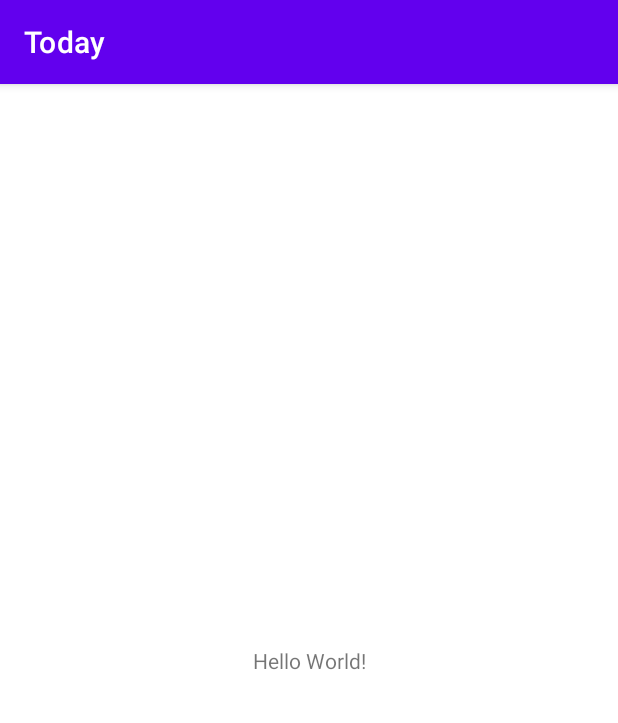
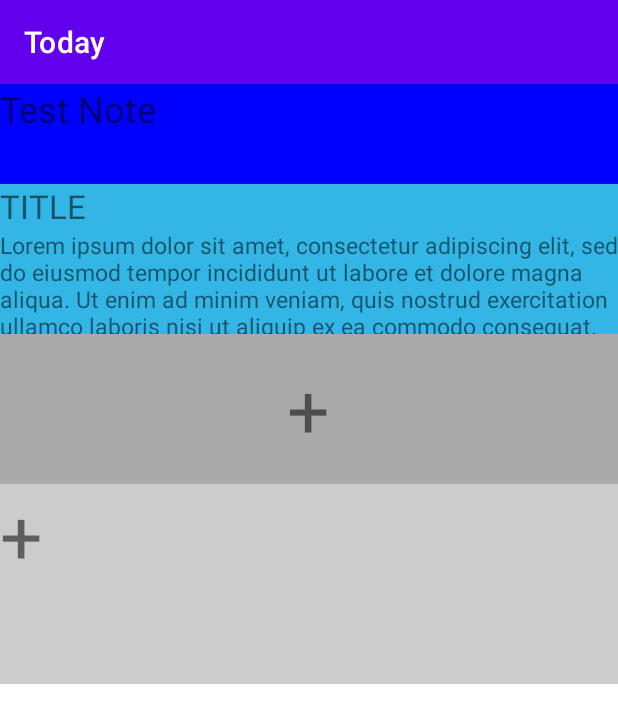
Before and after one commit to gataria/Today, an Android app: the screen it shows after launch (MainActivity), on a phone screen of 412 x 824 dp. Shown: the top 723 px of the screen. Run offline under Robolectric (Android 15) with nearby library versions, the phone set to English and light mode, and no system bars.

Commit message:
-Made Note objects Parcelable for transmission between activities. -Created NoteActivity. -Started working on MainActivity. (ScrollView contains list of "Note Entries")

```diff
--- a/app/src/main/java/edu/utsa/today/MainActivity.java
+++ b/app/src/main/java/edu/utsa/today/MainActivity.java
@@ -2,7 +2,17 @@ package edu.utsa.today;
 
 import androidx.appcompat.app.AppCompatActivity;
 
+import android.graphics.Color;
 import android.os.Bundle;
+import android.text.TextUtils;
+import android.util.TypedValue;
+import android.view.View;
+import android.view.ViewGroup;
+import android.widget.LinearLayout;
+import android.widget.TextView;
+
+import java.util.ArrayList;
+import java.util.Date;
 
 public class MainActivity extends AppCompatActivity {
 
@@ -10,5 +20,61 @@ public class MainActivity extends AppCompatActivity {
     protected void onCreate(Bundle savedInstanceState) {
         super.onCreate(savedInstanceState);
         setContentView(R.layout.activity_main);
+
+        LinearLayout noteListLL = findViewById(R.id.noteList);
+
+        ArrayList<Note> noteList = new ArrayList<>();
+        noteList.add(new Note("Test Note", "This is a test note. Lorem ipsum dolor sit amet, consectetur adipiscing elit, sed do eiusmod tempor incididunt ut labore et dolore magna aliqua.", new Date(0), new Date(0)));
+
+        refreshNoteListLL(noteListLL, noteList);
+    }
+
+    protected void refreshNoteListLL(LinearLayout noteListLL, ArrayList<Note> noteList) {
+
+        //noteListLL.removeAllViews();
+        //TODO: Something's fucked with how I built the note list below. The sample list (found in activity_main.xml and cleared with the above line) looks how I want, but the stuff below doesn't.
+
+        //TODO: The "New Note Button" will need an onClickListener to send us to NoteActivity to create a new note
+        LinearLayout newNoteButton = new LinearLayout(this);
+        TextView newNoteText = new TextView(this);
+
+        newNoteText.setLayoutParams(new ViewGroup.LayoutParams(ViewGroup.LayoutParams.WRAP_CONTENT, ViewGroup.LayoutParams.WRAP_CONTENT));
+        newNoteText.setTextSize(TypedValue.COMPLEX_UNIT_SP, 50);
+        newNoteText.setText("+");
+
+        newNoteButton.setLayoutParams(new ViewGroup.LayoutParams(ViewGroup.LayoutParams.MATCH_PARENT, 200));
+        newNoteButton.setOrientation(LinearLayout.VERTICAL);
+        newNoteButton.setGravity(View.TEXT_ALIGNMENT_CENTER);
+        newNoteButton.setBackgroundColor(Color.LTGRAY);
+
+        newNoteButton.addView(newNoteText);
+        noteListLL.addView(newNoteButton);
+
+        for (int i = 0; i < noteList.size(); i++) {
+            //TODO: "Note Entries" will need an onClickListener to send us to NoteActivity with the text boxes prepopulated with the note's contents to edit
+            LinearLayout noteEntry = new LinearLayout(this);
+            TextView noteTitle = new TextView(this);
+            TextView noteBody = new TextView(this);
+
+            noteTitle.setLayoutParams(new ViewGroup.LayoutParams(ViewGroup.LayoutParams.MATCH_PARENT, 50));
+            noteTitle.setPadding(0, 0, 0, 0);
+            noteTitle.setAutoSizeTextTypeUniformWithConfiguration(10, 25, 1, TypedValue.COMPLEX_UNIT_SP);
+            noteTitle.setEllipsize(TextUtils.TruncateAt.MARQUEE);
+            noteTitle.setSingleLine(true);
+            noteTitle.setText(noteList.get(i).getTitle());
+
+            noteBody.setLayoutParams(new ViewGroup.LayoutParams(ViewGroup.LayoutParams.MATCH_PARENT, 150));
+            noteBody.setPadding(0, 0, 0, 0);
+            noteBody.setAutoSizeTextTypeUniformWithConfiguration(10, 25, 1, TypedValue.COMPLEX_UNIT_SP);
+
+            noteEntry.setLayoutParams(new ViewGroup.LayoutParams(ViewGroup.LayoutParams.MATCH_PARENT, 100));
+            noteEntry.setOrientation(LinearLayout.VERTICAL);
+            if (i % 2 == 0) { noteEntry.setBackgroundColor(Color.BLUE); }
+            else { noteEntry.setBackgroundColor(Color.CYAN); }
+
+            noteEntry.addView(noteTitle);
+            noteEntry.addView(noteBody);
+            noteListLL.addView(noteEntry, 0);
+        }
     }
 }
--- a/app/src/main/java/edu/utsa/today/NoteActivity.java
+++ b/app/src/main/java/edu/utsa/today/NoteActivity.java
@@ -10,5 +10,7 @@ public class NoteActivity extends AppCompatActivity {
     protected void onCreate(Bundle savedInstanceState) {
         super.onCreate(savedInstanceState);
         setContentView(R.layout.activity_note);
+
+
     }
 }
--- a/app/src/main/res/layout/activity_main.xml
+++ b/app/src/main/res/layout/activity_main.xml
@@ -1,18 +1,60 @@
 <?xml version="1.0" encoding="utf-8"?>
-<androidx.constraintlayout.widget.ConstraintLayout xmlns:android="http://schemas.android.com/apk/res/android"
+<LinearLayout xmlns:android="http://schemas.android.com/apk/res/android"
     xmlns:app="http://schemas.android.com/apk/res-auto"
     xmlns:tools="http://schemas.android.com/tools"
     android:layout_width="match_parent"
     android:layout_height="match_parent"
-    tools:context=".MainActivity">
+    tools:context=".MainActivity"
+    android:gravity="center">
 
-    <TextView
-        android:layout_width="wrap_content"
-        android:layout_height="wrap_content"
-        android:text="Hello World!"
-        app:layout_constraintBottom_toBottomOf="parent"
-        app:layout_constraintEnd_toEndOf="parent"
-        app:layout_constraintStart_toStartOf="parent"
-        app:layout_constraintTop_toTopOf="parent" />
+    <ScrollView
+        android:layout_width="match_parent"
+        android:layout_height="match_parent">
+        <LinearLayout
+            android:id="@+id/noteList"
+            android:orientation="vertical"
+            android:layout_width="match_parent"
+            android:layout_height="wrap_content">
+            <LinearLayout
+                android:id="@+id/testNote"
+                android:orientation="vertical"
+                android:layout_width="match_parent"
+                android:layout_height="100dp"
+                android:background="@android:color/holo_blue_light">
+                <TextView
+                    android:layout_width="match_parent"
+                    android:layout_height="30dp"
+                    android:padding="0dp"
+                    android:autoSizeTextType="uniform"
+                    android:autoSizeMinTextSize="15sp"
+                    android:autoSizeMaxTextSize="25sp"
+                    android:autoSizeStepGranularity="1sp"
+                    android:ellipsize="marquee"
+                    android:singleLine="true"
+                    android:text="TITLE"/>
+                <TextView
+                    android:layout_width="match_parent"
+                    android:layout_height="70dp"
+                    android:autoSizeTextType="uniform"
+                    android:autoSizeMinTextSize="15sp"
+                    android:autoSizeMaxTextSize="25sp"
+                    android:autoSizeStepGranularity="1sp"
+                    android:text="Lorem ipsum dolor sit amet, consectetur adipiscing elit, sed do eiusmod tempor incididunt ut labore et dolore magna aliqua. Ut enim ad minim veniam, quis nostrud exercitation ullamco laboris nisi ut aliquip ex ea commodo consequat. Duis aute irure dolor in reprehenderit in voluptate velit esse cillum dolore eu fugiat nulla pariatur. Excepteur sint occaecat cupidatat non proident, sunt in culpa qui officia deserunt mollit anim id est laborum."/>
+            </LinearLayout>
+            <LinearLayout
+                android:id="@+id/newNoteButton"
+                android:layout_width="match_parent"
+                android:layout_height="100dp"
+                android:orientation="vertical"
+                android:background="@android:color/darker_gray"
+                android:gravity="center">
+                <TextView
+                    android:layout_width="wrap_content"
+                    android:layout_height="wrap_content"
+                    android:textSize="50sp"
+                    android:text="+"/>
+            </LinearLayout>
+        </LinearLayout>
+    </ScrollView>
 
-</androidx.constraintlayout.widget.ConstraintLayout>
+</LinearLayout>
--- a/app/src/main/res/layout/activity_note.xml
+++ b/app/src/main/res/layout/activity_note.xml
@@ -1,9 +1,11 @@
 <?xml version="1.0" encoding="utf-8"?>
-<androidx.constraintlayout.widget.ConstraintLayout xmlns:android="http://schemas.android.com/apk/res/android"
+<LinearLayout xmlns:android="http://schemas.android.com/apk/res/android"
     xmlns:app="http://schemas.android.com/apk/res-auto"
     xmlns:tools="http://schemas.android.com/tools"
     android:layout_width="match_parent"
     android:layout_height="match_parent"
-    tools:context=".NoteActivity">
+    tools:context=".NoteActivity"
+    android:id="@+id/mainLL"
+    android:orientation="vertical">
 
-</androidx.constraintlayout.widget.ConstraintLayout>
+</LinearLayout>
```
